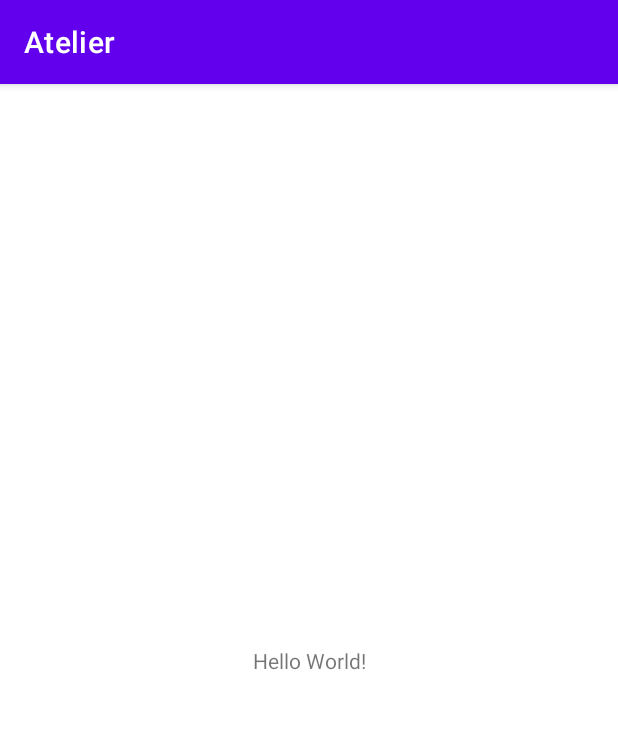
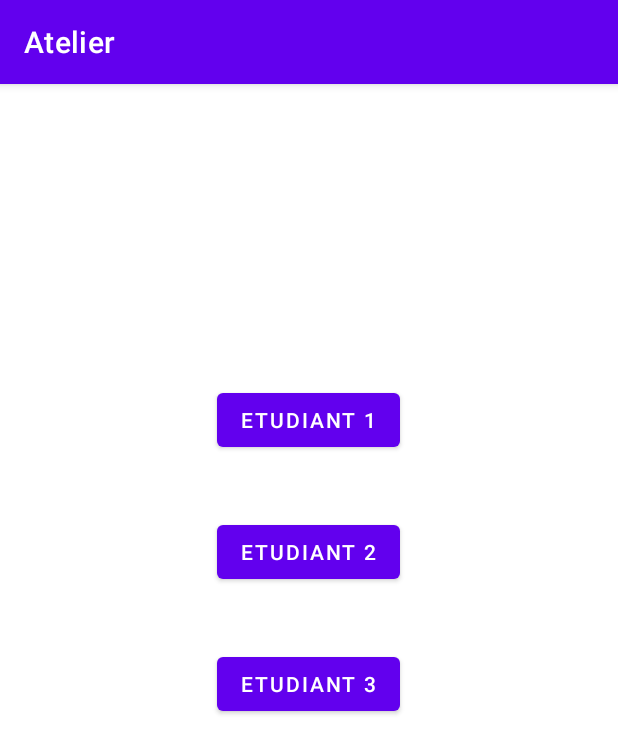
Before and after one commit to antoine2116/Atelier, an Android app: the screen it shows after launch (MainActivity), on a phone screen of 412 x 824 dp. Shown: the top 754 px of the screen. Run offline under Robolectric (Android 15) with nearby library versions, the phone set to English and light mode, and no system bars.

Commit message:
Group info + student info

```diff
--- a/app/build.gradle
+++ b/app/build.gradle
@@ -33,7 +33,9 @@ dependencies {
     implementation 'androidx.appcompat:appcompat:1.2.0'
     implementation 'com.google.android.material:material:1.2.1'
     implementation 'androidx.constraintlayout:constraintlayout:2.0.4'
+    implementation 'androidx.wear:wear:1.1.0'
     testImplementation 'junit:junit:4.+'
     androidTestImplementation 'androidx.test.ext:junit:1.1.2'
     androidTestImplementation 'androidx.test.espresso:espresso-core:3.3.0'
+    compileOnly 'com.google.android.wearable:wearable:2.8.1'
 }
--- /dev/null
+++ b/app/src/main/java/fr/epsi/atelier/AtelierActivity.java
@@ -0,0 +1,30 @@
+package fr.epsi.atelier;
+
+import android.os.Bundle;
+import android.util.Log;
+import android.view.View;
+import android.widget.ImageView;
+import android.widget.TextView;
+
+import androidx.annotation.Nullable;
+import androidx.appcompat.app.AppCompatActivity;
+
+public class AtelierActivity extends AppCompatActivity  {
+
+    @Override
+    protected void onCreate(@Nullable Bundle savedInstanceState) {
+        super.onCreate(savedInstanceState);
+        Log.d("tag","############## onCreate ################# :"+getClass().getSimpleName());
+    }
+
+
+    @Override
+    public void finish() {
+        super.finish();
+        Log.d("tag","############## finish ################# :"+getClass().getSimpleName());
+    }
+
+
+
+
+}
--- a/app/src/main/java/fr/epsi/atelier/MainActivity.java
+++ b/app/src/main/java/fr/epsi/atelier/MainActivity.java
@@ -2,13 +2,34 @@ package fr.epsi.atelier;
 
 import androidx.appcompat.app.AppCompatActivity;
 
+import android.content.Intent;
 import android.os.Bundle;
+import android.view.View;
+import android.widget.Button;
 
-public class MainActivity extends AppCompatActivity {
+public class MainActivity extends AtelierActivity implements View.OnClickListener {
 
     @Override
     protected void onCreate(Bundle savedInstanceState) {
         super.onCreate(savedInstanceState);
         setContentView(R.layout.activity_main);
+        findViewById(R.id.buttonEtudiant1).setOnClickListener(this);
+        findViewById(R.id.buttonEtudiant2).setOnClickListener(this);
+        findViewById(R.id.buttonEtudiant3).setOnClickListener(this);
+    }
+
+    @Override
+    public void onClick(View v) {
+        switch (v.getId()){
+            case R.id.buttonEtudiant1:
+                Studentinfo.displayActivity(this,"Louis","Etudiant");
+                break;
+            case R.id.buttonEtudiant2:
+                Studentinfo.displayActivity(this,"Marien","Etudiant");
+                break;
+            case R.id.buttonEtudiant3:
+                Studentinfo.displayActivity(this,"Antoine","Etudiant");
+                break;
+        }
     }
 }
--- a/app/src/main/res/layout/activity_main.xml
+++ b/app/src/main/res/layout/activity_main.xml
@@ -1,18 +1,35 @@
 <?xml version="1.0" encoding="utf-8"?>
-<androidx.constraintlayout.widget.ConstraintLayout xmlns:android="http://schemas.android.com/apk/res/android"
-    xmlns:app="http://schemas.android.com/apk/res-auto"
+<LinearLayout xmlns:android="http://schemas.android.com/apk/res/android"
     xmlns:tools="http://schemas.android.com/tools"
     android:layout_width="match_parent"
     android:layout_height="match_parent"
-    tools:context=".MainActivity">
+    android:layout_gravity="center"
+    android:orientation="vertical"
+    tools:context=".MainActivity"
+    tools:ignore="MissingDefaultResource">
 
-    <TextView
+
+    <Button
+        android:id="@+id/buttonEtudiant1"
+        android:layout_marginTop="200dp"
         android:layout_width="wrap_content"
         android:layout_height="wrap_content"
-        android:text="Hello World!"
-        app:layout_constraintBottom_toBottomOf="parent"
-        app:layout_constraintLeft_toLeftOf="parent"
-        app:layout_constraintRight_toRightOf="parent"
-        app:layout_constraintTop_toTopOf="parent" />
+        android:layout_gravity="center_horizontal"
+        android:text="@string/etudiant_1"/>
+    <Button
+        android:id="@+id/buttonEtudiant2"
+        android:layout_marginTop="40dp"
+        android:layout_width="wrap_content"
+        android:layout_height="wrap_content"
+        android:layout_gravity="center_horizontal"
+        android:text="@string/etudiant_2"/>
 
-</androidx.constraintlayout.widget.ConstraintLayout>
+    <Button
+        android:id="@+id/buttonEtudiant3"
+        android:layout_marginTop="40dp"
+        android:layout_width="wrap_content"
+        android:layout_height="wrap_content"
+        android:layout_gravity="center_horizontal"
+        android:text="@string/etudiant_3"/>
+
+</LinearLayout>
--- /dev/null
+++ b/app/src/main/res/values-round/strings.xml
@@ -0,0 +1,3 @@
+<resources>
+    <string name="hello_world">Hello Round World!</string>
+</resources>
--- a/app/src/main/res/values/strings.xml
+++ b/app/src/main/res/values/strings.xml
@@ -1,3 +1,12 @@
 <resources>
     <string name="app_name">Atelier</string>
+    <string name="title_activity_studentinfo">Studentinfo</string>
+    <!--
+    This string is used for square devices and overridden by hello_world in
+    values-round/strings.xml for round devices.
+    -->
+    <string name="hello_world">Hello Square World!</string>
+    <string name="etudiant_1">Etudiant 1</string>
+    <string name="etudiant_3">Etudiant 3</string>
+    <string name="etudiant_2">Etudiant 2</string>
 </resources>
--- a/build.gradle
+++ b/build.gradle
@@ -5,7 +5,7 @@ buildscript {
         jcenter()
     }
     dependencies {
-        classpath "com.android.tools.build:gradle:4.1.1"
+        classpath 'com.android.tools.build:gradle:4.1.2'
 
         // NOTE: Do not place your application dependencies here; they belong
         // in the individual module build.gradle files
```
Also changed, not shown: app/src/main/AndroidManifest.xml (+25 -0 lines), app/src/main/java/fr/epsi/atelier/Studentinfo.java (added, +33 -0 lines), app/src/main/res/layout/activity_studentinfo.xml (added, +46 -0 lines), app/src/main/res/values/dimens.xml (added, +15 -0 lines), app/src/main/res/drawable-v24/avatar.png (added), gradle/wrapper/gradle-wrapper.properties, 1 other file.
